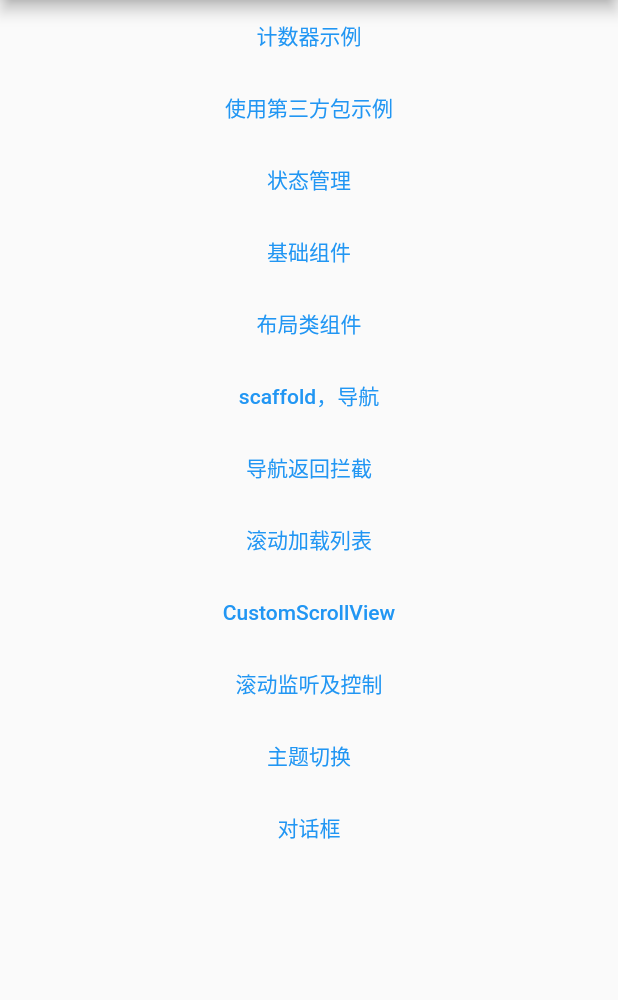
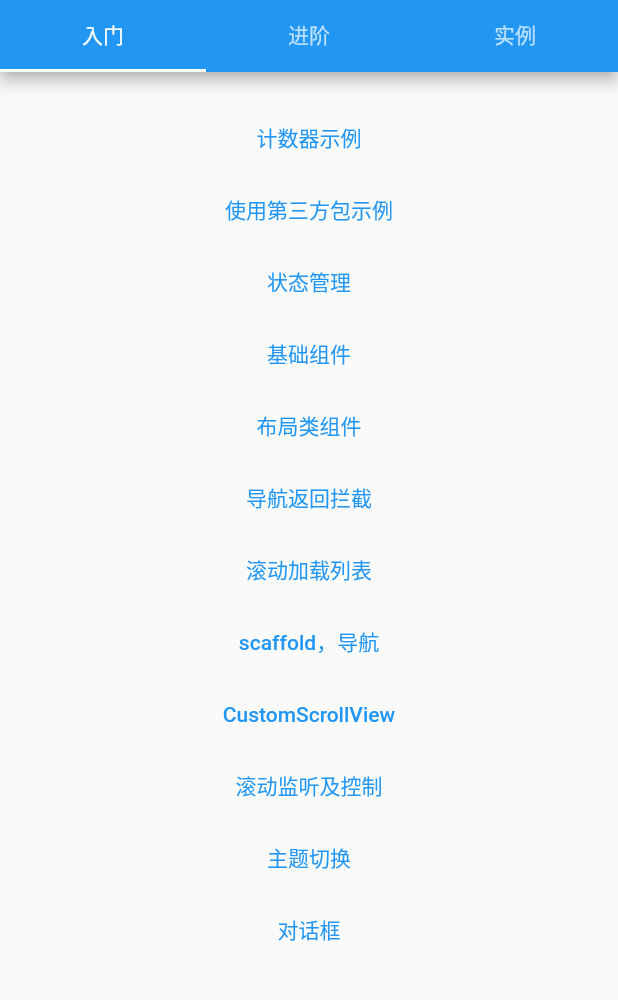
Before and after one commit to liwei511/flutter_practice, a Flutter app: the screen it shows after launch, on a phone screen of 412 x 824 dp, the part 84-1084 px from its top. Run offline on Flutter 3.47's test engine with Material 2 defaults, Android fonts, the phone set to English and light mode, and no system bars; our stand-ins replace flutter_swiper; missing offline and left inert: dart:js, random_words.

Commit message:
增加入门，进阶，实战标签

```diff
--- a/lib/main.dart
+++ b/lib/main.dart
@@ -32,19 +32,64 @@ class MyApp extends StatelessWidget {
   }
 }
 
-class MyHomePage extends StatelessWidget {
+class MyHomePage extends StatefulWidget {
   MyHomePage({Key key, this.title}) : super(key: key);
   final String title;
+  MyHomePageState createState() => MyHomePageState();
+}
+
+class MyHomePageState extends State<MyHomePage>
+    with SingleTickerProviderStateMixin {
+  int selectedIndex = 1;
+  TabController tabController;
+  List tabs = ['入门', '进阶', '实例'];
+
+  void initState() {
+    super.initState();
+    tabController = TabController(
+      length: tabs.length,
+      vsync: this,
+    );
+  }
+
+  Widget build(BuildContext context) {
+    return Scaffold(
+      appBar: AppBar(
+        title: Text(widget.title),
+        bottom: TabBar(
+          controller: tabController,
+          tabs: tabs
+              .map((e) => Tab(
+                    text: e,
+                  ))
+              .toList(),
+        ),
+      ),
+      body: TabBarView(
+        controller: tabController,
+        children: [
+          Container(
+            child: PracticeBasePage(),
+          ),
+          PracticeAdvancedPage(),
+          PracticeExampledPage(),
+        ],
+      ),
+    );
+  }
+}
+
+class PracticeBasePage extends StatelessWidget {
   Widget build(BuildContext context) {
     // const demos = [
     //   {'key': 'counter', 'component': CounterDemo},
     //   {'key': 'use_package', 'component': CounterDemo},
     //   {'key': 'tapbox_state', 'component': CounterDemo},
     // ];
-    return Scaffold(
-      appBar: AppBar(title: Text(title)),
-      body: Scrollbar(
+    return Scrollbar(
       child: ListView(
+        shrinkWrap: true,
+        padding: EdgeInsets.all(20.0),
         children: [
           FlatButton(
             child: Text(DemoTitle['counter']),
@@ -92,15 +137,6 @@ class MyHomePage extends StatelessWidget {
             },
           ),
           FlatButton(
-              child: Text(DemoTitle['scaffold']),
-              textColor: Colors.blue,
-              onPressed: () {
-                Navigator.push(context, MaterialPageRoute(builder: (context) {
-                  return ScaffoldDemo(title: DemoTitle['scaffold']);
-                }));
-              },
-            ),
-            FlatButton(
             child: Text(DemoTitle['will-popscope']),
             textColor: Colors.blue,
             onPressed: () {
@@ -119,12 +155,20 @@ class MyHomePage extends StatelessWidget {
             },
           ),
           FlatButton(
+            child: Text(DemoTitle['scaffold']),
+            textColor: Colors.blue,
+            onPressed: () {
+              Navigator.push(context, MaterialPageRoute(builder: (context) {
+                return ScaffoldDemo(title: DemoTitle['scaffold']);
+              }));
+            },
+          ),
+          FlatButton(
             child: Text(DemoTitle['custom-scroll']),
             textColor: Colors.blue,
             onPressed: () {
               Navigator.push(context, MaterialPageRoute(builder: (context) {
-                  return CustomScrollViewDemo(
-                      title: DemoTitle['custom-scroll']);
+                return CustomScrollViewDemo(title: DemoTitle['custom-scroll']);
               }));
             },
           ),
@@ -158,7 +202,28 @@ class MyHomePage extends StatelessWidget {
           ),
         ],
       ),
-      ),
     );
   }
 }
+
+class PracticeAdvancedPage extends StatelessWidget {
+  Widget build(BuildContext context) {
+    // const demos = [
+    //   {'key': 'counter', 'component': CounterDemo},
+    //   {'key': 'use_package', 'component': CounterDemo},
+    //   {'key': 'tapbox_state', 'component': CounterDemo},
+    // ];
+    return Text('进阶');
+  }
+}
+
+class PracticeExampledPage extends StatelessWidget {
+  Widget build(BuildContext context) {
+    // const demos = [
+    //   {'key': 'counter', 'component': CounterDemo},
+    //   {'key': 'use_package', 'component': CounterDemo},
+    //   {'key': 'tapbox_state', 'component': CounterDemo},
+    // ];
+    return Text('实例');
+  }
+}
```
Also changed, not shown: lib/demo/alert-dialog.dart (+25 -0 lines). Lines whose indentation alone changed are shown as unchanged.
